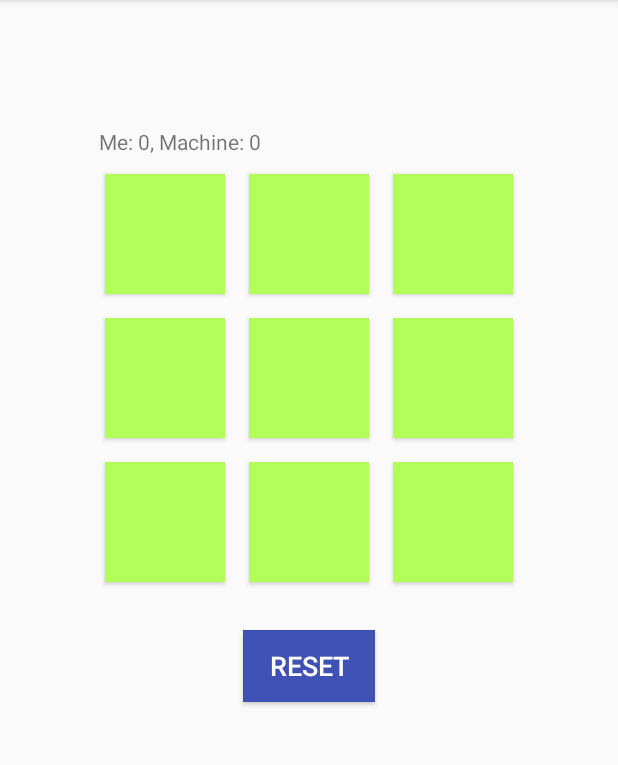
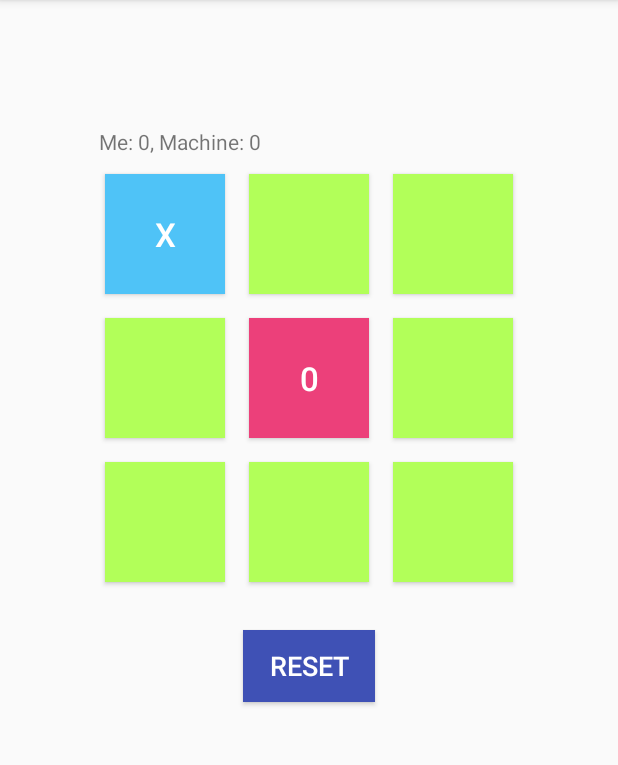
Before and after one commit to leoallvez/tic-tac-toe, an Android app: the OnePlayerActivity screen opened directly, with no data from a screen before it, after a tap on an icon or button, on a phone screen of 412 x 824 dp, the part 84-849 px from its top. Run offline under Robolectric (Android 15) with nearby library versions, the phone set to English and light mode, and no system bars.

Commit message:
the last commit!

```diff
--- a/app/src/main/java/tictactoegame/com/br/code/activity/OnePlayerActivity.kt
+++ b/app/src/main/java/tictactoegame/com/br/code/activity/OnePlayerActivity.kt
@@ -10,17 +10,17 @@ import kotlinx.android.synthetic.main.activity_one_player.*
 
 class OnePlayerActivity : AppCompatActivity() {
 
-    protected var board: Board? = null
-    protected var player = Player("You", 1)
-    protected var playerVirtual = PlayerVirtual("Machine", 0)
-    val buttons: Array<Button> = arrayOf (btn00, btn01, btn02, btn03, btn04, btn05, btn06, btn07, btn08)
+    val player = Player()
+    val playerVirtual = PlayerVirtual()
+    val board = Board(playerVirtual, player)
+    var buttons: Array<Button>? = null
 
     override fun onCreate(savedInstanceState: Bundle?) {
         super.onCreate(savedInstanceState)
         setContentView(R.layout.activity_one_player)
 
-        board = Board(playerVirtual, player)
-        board?.start()
+        buttons = arrayOf (btn00, btn01, btn02, btn03, btn04, btn05, btn06, btn07, btn08)
+        board.start()
     }
 
     fun onClick(view: View) {
@@ -29,7 +29,7 @@ class OnePlayerActivity : AppCompatActivity() {
 
     fun played(movement: Int) {
 
-        if (Board.isEmptyPosition(movement).and(board!!.gameOver().not())) {
+        if (Board.isEmptyPosition(movement).and(board.gameOver().not())) {
 
             player.play(movement)
 
@@ -41,13 +41,13 @@ class OnePlayerActivity : AppCompatActivity() {
                     playerVirtual.toScore()
                 }
             }
-            points?.text = "Me: ${player.points}, Machine: ${playerVirtual.points}"
+            points.text = "Me: ${player.points}, Machine: ${playerVirtual.points}"
             fills()
         }
     }
 
     fun newGame(view: View) {
-        board?.start()
+        board.start()
         player.turnChange()
 
         if (player.turn.not()) playerVirtual.randomPlay()
@@ -56,9 +56,9 @@ class OnePlayerActivity : AppCompatActivity() {
 
     private fun fills() {
 
-        for (i in buttons.indices) {
+        for (i in buttons?.indices!!) {
 
-            when(board?.showPosition(i)) {
+            when(board.showPosition(i)) {
                 player.tag -> print(i, R.color.lightBlue, "X")
                 playerVirtual.tag -> print(i, R.color.colorPlayerVirtal, "0")
                 else -> print(i, R.color.colorGreen, null)
@@ -67,7 +67,7 @@ class OnePlayerActivity : AppCompatActivity() {
     }
 
     private fun print(position: Int, color: Int, symbol: String?) {
-        buttons[position]?.setBackgroundColor(resources.getColor(color))
-        buttons[position]?.setText(symbol)
+        buttons?.get(position)?.setBackgroundColor(resources.getColor(color))
+        buttons?.get(position)?.setText(symbol)
     }
 }
--- a/app/src/main/java/tictactoegame/com/br/code/model/Board.kt
+++ b/app/src/main/java/tictactoegame/com/br/code/model/Board.kt
@@ -29,6 +29,6 @@ class Board(private val playerOne :Player, private val playerTwo :Player) {
     companion object {
         var positions = IntArray(9)
         val minimum = 2
-        fun isEmptyPosition(i: Int)= positions[i] >= minimum
+        fun isEmptyPosition(i: Int) = positions[i] >= minimum
     }
 }
--- a/app/src/main/java/tictactoegame/com/br/code/model/Player.kt
+++ b/app/src/main/java/tictactoegame/com/br/code/model/Player.kt
@@ -2,18 +2,10 @@ package tictactoegame.com.br.code.model
 /**
  * Created by Leonardo on 25/01/2019.
  */
-open class Player(name: String, tag: Int) {
+open class Player(val name: String = "You", val tag: Int = 1) {
 
-    var tag  = 0
-    var name: String
     var turn = false
     var points = 0
-
-    init{
-        this.tag = tag
-        this.name = name
-        this.points = 0
-    }
 
     fun turnChange() {
         turn = turn.not()
@@ -29,7 +21,7 @@ open class Player(name: String, tag: Int) {
 
     fun won(): Boolean {
 
-        val pos = Board.positions
+        val pos= Board.positions
         //Horizontal
         for(i in 0..6 step 3) {
             if(pos[i].equals(tag).and(pos[i+1].equals(tag)).and(pos[i+2].equals(tag))) return true
--- a/app/src/main/java/tictactoegame/com/br/code/model/PlayerVirtual.kt
+++ b/app/src/main/java/tictactoegame/com/br/code/model/PlayerVirtual.kt
@@ -6,11 +6,7 @@ import java.util.*
  * Created by Leonardo on 25/01/2019.
  */
 
-class PlayerVirtual(name: String, tag: Int) : Player(name, tag) {
-
-    init {
-        turn = false
-    }
+class PlayerVirtual(name: String = "Machine", tag: Int = 0) : Player(name, tag) {
 
     private fun play() {
 
@@ -46,16 +42,12 @@ class PlayerVirtual(name: String, tag: Int) : Player(name, tag) {
                 positions[i+2] = brand
                 return true
             }
-        }
 
-        for (i in 0..6 step 3) {
             if (positions[i] == tag && positions[i+2] == tag && Board.isEmptyPosition(i+1)) {
                 positions[i+1] = brand
                 return true
             }
-        }
 
-        for (i in 0..6 step 3) {
             if (positions[i+1] == tag && positions[i+2] == tag && Board.isEmptyPosition(i)) {
                 positions[i] = brand
                 return true
@@ -68,16 +60,12 @@ class PlayerVirtual(name: String, tag: Int) : Player(name, tag) {
                 positions[i+6] = brand
                 return true
             }
-        }
 
-        for (i in 0..2) {
             if (positions[i+6] == tag && positions[i+3] == tag && Board.isEmptyPosition(i)) {
                 positions[i+6] = brand
                 return true
             }
-        }
 
-        for (i in 0..2) {
             if (positions[i] == tag && positions[i+6] == tag && Board.isEmptyPosition(i+3)) {
                 positions[i+3] = brand
                 return true
```
